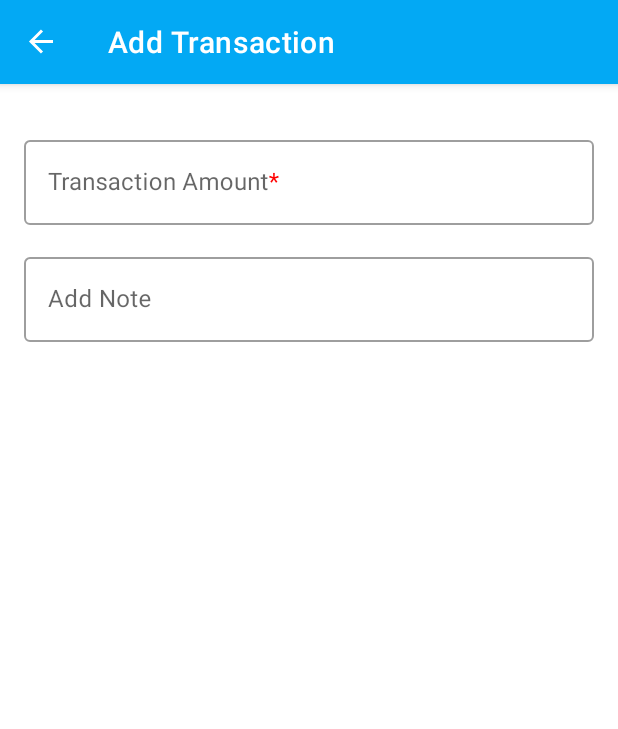
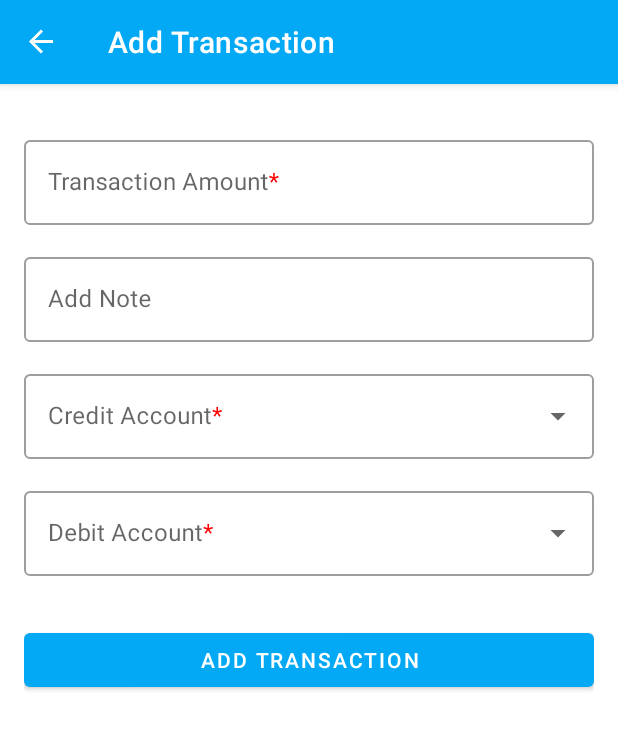
Before and after one commit to AKshattrived/Android-Study-Jams, an Android app: the AddTransactionFragment screen opened through its navigation route, on a phone screen of 412 x 824 dp. Shown: the top 729 px of the screen. Run offline under Robolectric (Android 15) with nearby library versions, the phone set to English and light mode, and no system bars; our stand-ins replace navigation-ui.

Commit message:
add transaction ui complete

```diff
--- a/app/src/main/java/com/example/accountantmini/AccountantViewModel.kt
+++ b/app/src/main/java/com/example/accountantmini/AccountantViewModel.kt
@@ -26,10 +26,25 @@ class AccountantViewModel(private val accountantDao: AccountantDao): ViewModel()
     }
 
     fun isEntryValid(accountName:String, accountBalance:String): Boolean{
-        if (accountBalance.isBlank() || accountName.isBlank()){
+        if (accountBalance.isBlank() || accountName.isBlank() || accountNameTaken(accountName)){
             return false
         }
         return true
+    }
+
+    private fun  accountNameTaken(accountName: String):Boolean{
+        val accountNameList = accountNameStringList()
+        if (accountNameList.contains(accountName)){
+            return true
+        }
+        return false
+    }
+
+    private fun accountNameStringList():List<String>{
+        val accountNameList = mutableListOf("")
+        allAccounts.value?.forEach { accountNameList.add(it.accountName) }
+        accountNameList.remove("")
+        return accountNameList
     }
 }
 
--- a/app/src/main/java/com/example/accountantmini/AddTransactionFragment.kt
+++ b/app/src/main/java/com/example/accountantmini/AddTransactionFragment.kt
@@ -5,13 +5,22 @@ import androidx.fragment.app.Fragment
 import android.view.LayoutInflater
 import android.view.View
 import android.view.ViewGroup
+import android.widget.ArrayAdapter
 import androidx.appcompat.app.AppCompatActivity
+import androidx.fragment.app.activityViewModels
+import com.example.accountantmini.databinding.FragmentAddTransactionBinding
 
 
 class AddTransactionFragment : Fragment() {
 
+    private val viewModel : AccountantViewModel by activityViewModels {
+        AccountantViewModelFactory(
+            (activity?.application as AccountantApplication).database.accountantDao()
+        )
+    }
 
-
+    private var _binding: FragmentAddTransactionBinding? = null
+    private val binding get() = _binding!!
 
     override fun onCreate(savedInstanceState: Bundle?) {
         super.onCreate(savedInstanceState)
@@ -22,7 +31,24 @@ class AddTransactionFragment : Fragment() {
         inflater: LayoutInflater, container: ViewGroup?,
         savedInstanceState: Bundle?
     ): View? {
-        // Inflate the layout for this fragment
-        return inflater.inflate(R.layout.fragment_add_transaction, container, false)
+        _binding = FragmentAddTransactionBinding.inflate(inflater,container,false)
+        return binding.root
+    }
+
+    override fun onViewCreated(view: View, savedInstanceState: Bundle?) {
+        super.onViewCreated(view, savedInstanceState)
+
+        val accountList = mutableListOf("")
+        viewModel.allAccounts.observe(this.viewLifecycleOwner) { accounts -> accounts.forEach { accountList.add(it.accountName) } }
+        accountList.remove("")
+
+        val accountListAdapter = ArrayAdapter(requireContext(), R.layout.drop_down_item,accountList)
+
+        binding.apply {
+            creditAccount.setAdapter(accountListAdapter)
+            creditAccount.threshold= 0
+            debitAccount.setAdapter(accountListAdapter)
+            debitAccount.threshold=0
+        }
     }
 }
--- /dev/null
+++ b/app/src/main/res/layout/drop_down_item.xml
@@ -0,0 +1,9 @@
+<?xml version="1.0" encoding="utf-8"?>
+<TextView xmlns:android="http://schemas.android.com/apk/res/android"
+    android:layout_width="match_parent"
+    android:layout_height="wrap_content"
+    android:text="@string/credit_account"
+    android:textAppearance="@style/TextAppearance.MaterialComponents.Body1"
+    android:padding="@dimen/margin_between_elements">
+
+</TextView>
--- a/app/src/main/res/layout/fragment_add_transaction.xml
+++ b/app/src/main/res/layout/fragment_add_transaction.xml
@@ -46,6 +46,56 @@
                 android:singleLine="true" />
         </com.google.android.material.textfield.TextInputLayout>
 
+        <com.google.android.material.textfield.TextInputLayout
+            style="@style/Widget.MaterialComponents.TextInputLayout.OutlinedBox.ExposedDropdownMenu"
+            android:id="@+id/credit_label"
+            android:layout_width="0dp"
+            android:layout_height="wrap_content"
+            android:layout_marginTop="@dimen/margin"
+            android:hint="@string/credit_account"
+            app:layout_constraintEnd_toEndOf="parent"
+            app:layout_constraintStart_toStartOf="parent"
+            app:layout_constraintTop_toBottomOf="@+id/transaction_note_label">
+
+            <AutoCompleteTextView
+                android:id="@+id/credit_account"
+                android:layout_width="match_parent"
+                android:layout_height="match_parent"
+                android:layout_weight="1" />
+
+        </com.google.android.material.textfield.TextInputLayout>
+
+        <com.google.android.material.textfield.TextInputLayout
+            style="@style/Widget.MaterialComponents.TextInputLayout.OutlinedBox.ExposedDropdownMenu"
+            android:id="@+id/debit_label"
+            android:layout_width="0dp"
+            android:layout_height="wrap_content"
+            android:layout_marginTop="@dimen/margin"
+            android:hint="@string/debit_account"
+            app:layout_constraintEnd_toEndOf="parent"
+            app:layout_constraintStart_toStartOf="parent"
+            app:layout_constraintTop_toBottomOf="@+id/credit_label">
+
+            <AutoCompleteTextView
+                android:id="@+id/debit_account"
+                android:layout_width="match_parent"
+                android:layout_height="match_parent"
+                android:layout_weight="1" />
+
+        </com.google.android.material.textfield.TextInputLayout>
+
+        <Button
+            android:id="@+id/save_action"
+            android:layout_width="0dp"
+            android:layout_height="wrap_content"
+            android:layout_marginTop="32dp"
+            android:layout_marginBottom="32dp"
+            android:text="@string/add_transaction"
+            app:layout_constraintEnd_toEndOf="parent"
+            app:layout_constraintStart_toStartOf="parent"
+            app:layout_constraintBottom_toBottomOf="parent"
+            app:layout_constraintTop_toBottomOf="@+id/debit_label" />
+
     </androidx.constraintlayout.widget.ConstraintLayout>
 
 
--- a/app/src/main/res/values/strings.xml
+++ b/app/src/main/res/values/strings.xml
@@ -6,6 +6,8 @@
     <string name="description">Description</string>
     <string name="save_action">SAVE</string>
     <string name="currency_symbol">₹</string>
+    <string name="credit_account">Credit Account<font color='#FF0000'>*</font></string>
+    <string name="debit_account">Debit Account<font color='#FF0000'>*</font></string>
     <string name="account_balance">Balance<font color='#FF0000'>*</font></string>
     <string name="account_name_req">Account Name<font color='#FF0000'>*</font></string>
     <string name="transaction_amount_req">Transaction Amount<font color='#FF0000'>*</font></string>
```
